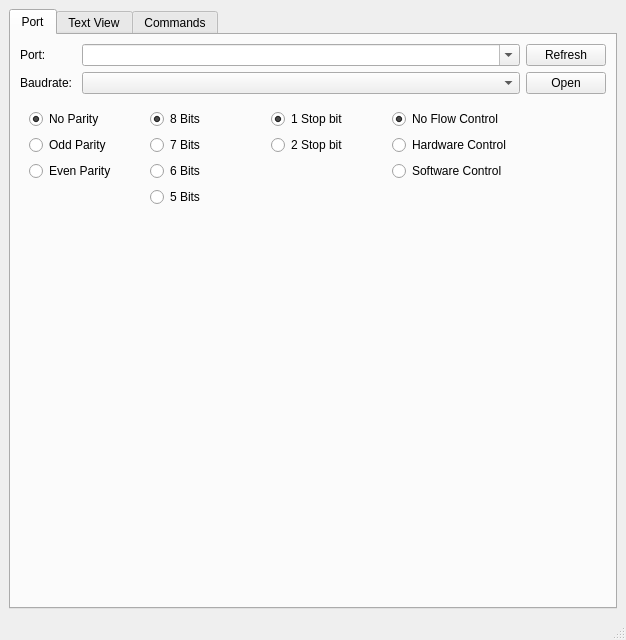
Old version of the form py_src/pyside2_serial/main_window/main_window.ui in the repository hhk7734/pyside2_serial_pyqtgraph.
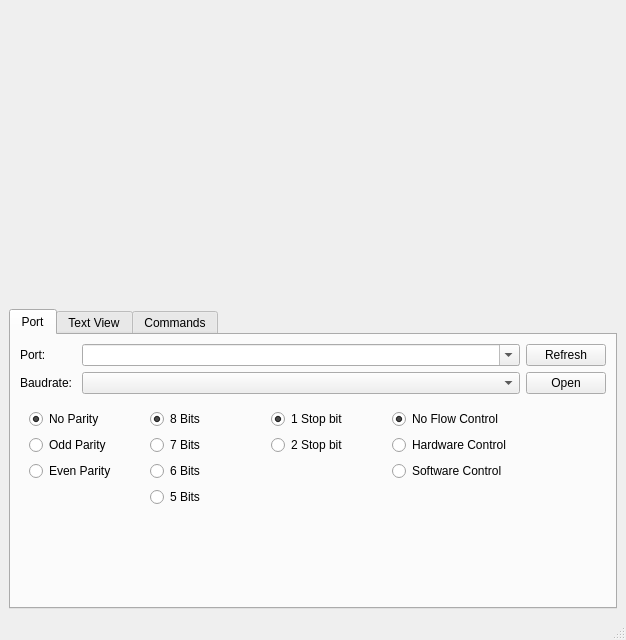
New version of the form.

Commit message: main_window: ui: add graphWidget

The edit to the form file:
```diff
--- a/py_src/pyside2_serial/main_window/main_window.ui
+++ b/py_src/pyside2_serial/main_window/main_window.ui
@@ -17,8 +17,14 @@
    <layout class="QVBoxLayout" name="verticalLayout">
     <item>
      <layout class="QGridLayout" name="gridLayout">
-      <item row="0" column="0">
+      <item row="1" column="0">
        <widget class="QTabWidget" name="tabWidget">
+        <property name="sizePolicy">
+         <sizepolicy hsizetype="Expanding" vsizetype="Minimum">
+          <horstretch>0</horstretch>
+          <verstretch>0</verstretch>
+         </sizepolicy>
+        </property>
         <property name="currentIndex">
          <number>0</number>
         </property>
@@ -399,6 +405,9 @@
         </widget>
        </widget>
       </item>
+      <item row="0" column="0">
+       <widget class="QWidget" name="graphWidget" native="true"/>
+      </item>
      </layout>
     </item>
    </layout>
```
The commit also changes 1 other file.
